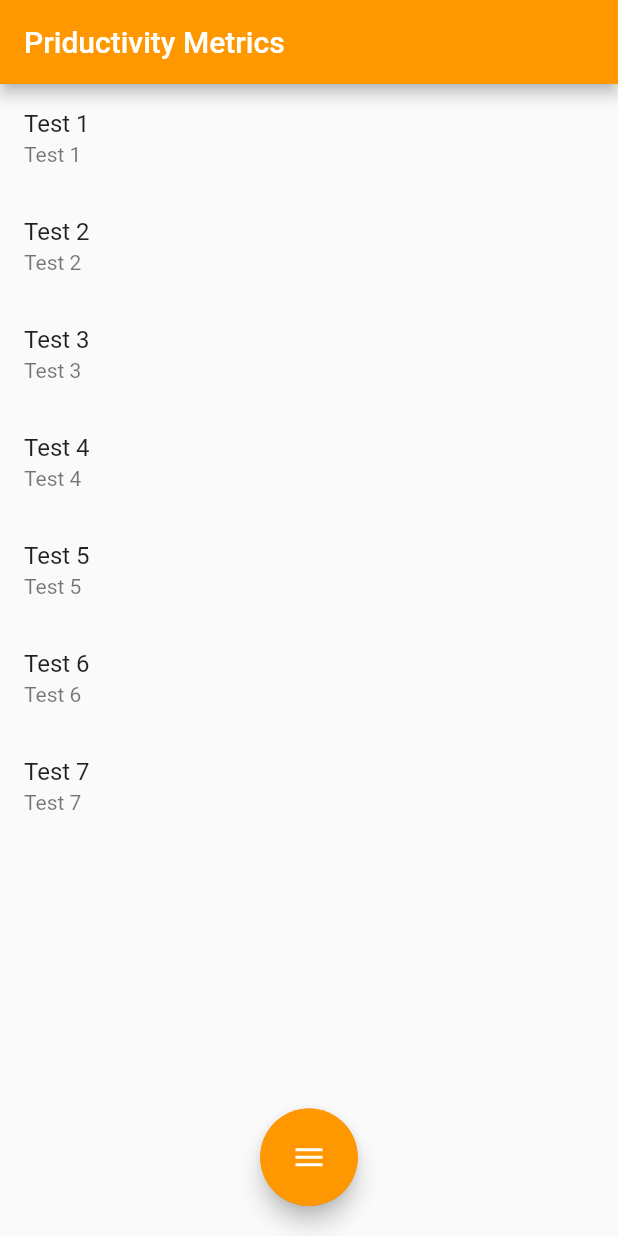
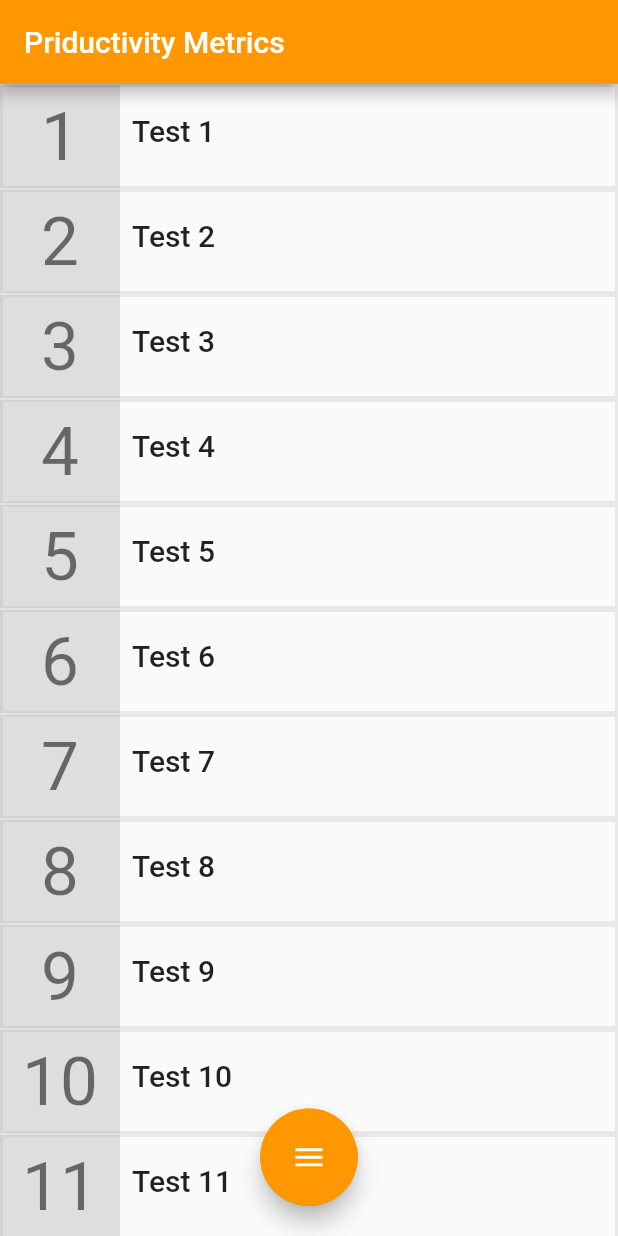
Before and after one commit to ibrahimHeritch/productivityApp, a Flutter app: the screen it shows after launch, on a phone screen of 412 x 824 dp. Run offline on Flutter 3.47's test engine with Material 2 defaults, Android fonts, the phone set to English and light mode, and no system bars.

Commit message:
worked on ui

```diff
--- /dev/null
+++ b/lib/Widgets/ListTaskWidget.dart
@@ -0,0 +1,181 @@
+import 'package:flutter/material.dart';
+import 'package:productivity_metrics/resources/theme_resourses.dart';
+
+//TODO better constructors
+class ListTaskWidget extends StatefulWidget {
+  void Function() _onClickCompleted;
+  void Function() _onClickDeleted;
+  int _taskCount;
+
+  String _title;
+
+  ListTaskWidget(this._onClickCompleted, this._onClickDeleted,this._taskCount,this._title):super(key:ObjectKey(_title));
+
+  @override
+  State<StatefulWidget> createState() {
+    return new ListTaskWidgetState(_onClickCompleted, _onClickDeleted,_taskCount,_title);
+  }
+}
+
+class ListTaskWidgetState extends State<ListTaskWidget>
+    with SingleTickerProviderStateMixin {
+  AnimationController _animationCont;
+  Animation<double> _animation;
+  bool _isOpen;
+  void Function() _onClickCompleted;
+  void Function() _onClickDeleted;
+  bool get isOpen => _isOpen;
+  int _taskCount;
+  String _title;
+  ListTaskWidgetState(this._onClickCompleted, this._onClickDeleted,this._taskCount,this._title):super();
+
+  @override
+  void initState() {
+    _animationCont =
+        AnimationController(vsync: this, duration: Duration(milliseconds: 500));
+    _animation =
+        CurvedAnimation(parent: _animationCont, curve: Curves.decelerate)
+          ..addListener(() {
+            setState(() {});
+          });
+    _isOpen = false;
+    super.initState();
+  }
+
+  @override
+  void dispose() {
+    _animationCont.dispose();
+    super.dispose();
+  }
+
+  void Open() {
+    if (!_isOpen) {
+      _animationCont.forward();
+      _isOpen = true;
+    }
+  }
+
+  void Close() {
+    if (_isOpen) {
+      _animationCont.reverse();
+      _isOpen = false;
+    }
+  }
+
+  @override
+  Widget build(BuildContext context) {
+    return DecoratedBox(
+      decoration: BoxDecoration(
+          border: Border.all(color: Colors.grey.withOpacity(0.2), width: 2.0)),
+      child: Stack(
+        children: <Widget>[
+          InkWell(
+            onTap: () {
+              if (!_isOpen) {
+                Open();
+              } else {
+                Close();
+              }
+            },
+            child: Row(
+              mainAxisSize: MainAxisSize.min,
+              children: <Widget>[
+                Container(
+                  width: 80.0 +
+                      (_animation.value *
+                          (MediaQuery.of(context).size.width - 80)),
+                  height: 69.0,
+                  color: Colors.grey.withOpacity(0.3),
+                  child: Row(
+                      mainAxisAlignment: MainAxisAlignment.end,
+                      children: <Widget>[
+                        Expanded(
+                          child: Container(
+                            child: FlatButton(
+                                shape: RoundedRectangleBorder(
+                                    borderRadius:
+                                        new BorderRadius.circular(30.0)),
+                                color: Colors.transparent,
+                                child: Text(
+                                  "Delete",
+                                  maxLines: 1,
+                                  style: TextStyle(
+                                      color: ThemeColorProvider
+                                          .of(context)
+                                          .appColors
+                                          .primary,
+                                      fontSize: Theme
+                                          .of(context)
+                                          .textTheme
+                                          .title
+                                          .fontSize),
+                                ),
+                                onPressed: _onClickDeleted),
+                          ),
+                        ),
+                        Expanded(
+                          child: Container(
+                            child: RaisedButton(
+                                shape: new RoundedRectangleBorder(
+                                    borderRadius:
+                                        new BorderRadius.circular(30.0)),
+                                color: ThemeColorProvider
+                                    .of(context)
+                                    .appColors
+                                    .primary,
+                                child: Text(
+                                  "Completed",
+                                  maxLines: 1,
+                                  style: TextStyle(
+                                      color: ThemeColorProvider
+                                          .of(context)
+                                          .appColors
+                                          .secondary,
+                                      fontSize: Theme
+                                          .of(context)
+                                          .textTheme
+                                          .title
+                                          .fontSize),
+                                ),
+                                onPressed: _onClickCompleted),
+                          ),
+                        ),
+
+                        Container(
+                          width: 80.0,
+                          height: 69.0,
+                          child: Center(
+                              child: Text(
+                            "${_taskCount}",
+                            style: Theme.of(context).textTheme.display2,
+                          )),
+                        ),
+                      ]),
+                ),
+                Expanded(
+                  child: Container(
+                    height: 70.0,
+                    child: Padding(
+                        padding: const EdgeInsets.only(left: 8.0, right: 10.0),
+                        child: Column(
+                          mainAxisAlignment: MainAxisAlignment.center,
+                          crossAxisAlignment: CrossAxisAlignment.start,
+                          children: <Widget>[
+                            Padding(
+                              padding: const EdgeInsets.only(bottom: 8.0),
+                              child: Text("${_title}",
+                                  maxLines: 1,
+                                  style: Theme.of(context).textTheme.title),
+                            ),
+                          ],
+                        )),
+                  ),
+                ),
+              ],
+            ),
+          )
+        ],
+      ),
+    );
+  }
+}
--- a/lib/Widgets/TodaysTasks.dart
+++ b/lib/Widgets/TodaysTasks.dart
@@ -1,5 +1,6 @@
 import 'package:flutter/cupertino.dart';
 import 'package:flutter/material.dart';
+import 'package:productivity_metrics/Widgets/ListTaskWidget.dart';
 import 'package:productivity_metrics/Widgets/RotaryAnimatedNavigator.dart';
 import 'package:productivity_metrics/Widgets/Settings.dart';
 import 'package:productivity_metrics/resources/theme_resourses.dart';
@@ -12,18 +13,31 @@ return _TodaysTasksState();
 }
 
 class _TodaysTasksState extends State<TodaysTasks> {
-  List<String> Tasks = [
+  int _taskCount;
+  List<String> Tasks ;
+
+  @override
+  void initState() {
+    Tasks= [
       "Test 1",
       "Test 2",
       "Test 3",
       "Test 4",
       "Test 5",
       "Test 6",
-    "Test 7"
+      "Test 7",
+      "Test 8",
+      "Test 9",
+      "Test 10",
+      "Test 11",
+      "Test 12",
+      "Test 13"
     ];
+  }
 
   @override
   Widget build(BuildContext context) {
+    _taskCount=0;
     return new Scaffold(
       appBar: new AppBar(
         title: new Text("Priductivity Metrics",
@@ -42,17 +56,14 @@ class _TodaysTasksState extends State<TodaysTasks> {
       ),
     );
   }
+  void remove(String task){
 
+    setState(() {
+      Tasks.remove(task);
+    });
+  }
   Widget _buildTaskWidget(String task) {
-    return ListTile(
-      title: Text(task),
-      subtitle: Text(task),
-      onTap: () {
-        Navigator.push(
-          context,
-          MaterialPageRoute(builder: (context) => Settings()),
-        );
-      },
-    );
+    _taskCount++;
+    return ListTaskWidget((){print("completed");},(){print("deleted");remove(task);},_taskCount,task);
   }
 }
--- /dev/null
+++ b/lib/Widgets/log_in.dart
@@ -0,0 +1 @@
+//C3:32:1E:79:21:CE:06:5A:DC:56:C0:24:15:4C:08:EE:A0:26:BE:0C
--- a/lib/main.dart
+++ b/lib/main.dart
@@ -1,3 +1,7 @@
+import 'dart:async';
+//import 'package:firebase_auth/firebase_auth.dart';
+//import 'package:google_sign_in/google_sign_in.dart';
+
 import 'package:flutter/material.dart';
 import 'package:productivity_metrics/Widgets/TodaysTasks.dart';
 
--- a/lib/resources/theme_resourses.dart
+++ b/lib/resources/theme_resourses.dart
@@ -11,7 +11,6 @@ then use the appTheme setter to set theme during runtime
 final GlobalKey _themeGlobalKey = new GlobalKey();
 
 class AppColorTheme extends StatefulWidget {
-
   final Widget child;
 
   AppColorTheme({
@@ -23,18 +22,15 @@ class AppColorTheme extends StatefulWidget {
 }
 
 class AppThemeState extends State<AppColorTheme> {
-
   ThemeData _theme = ThemeData(primarySwatch: Colors.orange);
 
   set theme(ThemeData value) {
     setState(() {
       _theme = value;
     });
-
-
   }
 
-  AppColors _appColors=AppColors();
+  AppColors _appColors = AppColors();
 
   ThemeData get theme => _theme;
 
@@ -43,7 +39,7 @@ class AppThemeState extends State<AppColorTheme> {
     return new ThemeColorProvider(
       appThemeKey: _themeGlobalKey,
       theme: _theme,
-      appColors:_appColors,
+      appColors: _appColors,
       child: new Theme(
         data: _theme,
         child: widget.child,
@@ -53,100 +49,92 @@ class AppThemeState extends State<AppColorTheme> {
 }
 
 class ThemeColorProvider extends InheritedWidget {
-
-
   static ThemeColorProvider of(BuildContext context) {
     return context.inheritFromWidgetOfExactType(ThemeColorProvider);
   }
+
   final AppColors appColors;
   final ThemeData theme;
   final GlobalKey _appThemeKey;
 
-  ThemeColorProvider({
-    this.appColors,
-    appThemeKey,
-    this.theme,
-    child
-  }) : _appThemeKey = appThemeKey, super(child: child);
+  ThemeColorProvider({this.appColors, appThemeKey, this.theme, child})
+      : _appThemeKey = appThemeKey,
+        super(child: child);
 //magic happens here
   set appTheme(UIColorSchemes theme) {
-
     switch (theme) {
       case UIColorSchemes.dark:
         (_appThemeKey.currentState as AppThemeState)?.theme = ThemeData.dark();
         break;
       case UIColorSchemes.green:
-        (_appThemeKey.currentState as AppThemeState)?.theme = ThemeData(primarySwatch: Colors.green);
+        (_appThemeKey.currentState as AppThemeState)?.theme =
+            ThemeData(primarySwatch: Colors.green);
         break;
       case UIColorSchemes.blue:
-        (_appThemeKey.currentState as AppThemeState)?.theme = ThemeData(primarySwatch: Colors.blue);
+        (_appThemeKey.currentState as AppThemeState)?.theme =
+            ThemeData(primarySwatch: Colors.blue);
         break;
       case UIColorSchemes.red:
-        (_appThemeKey.currentState as AppThemeState)?.theme = ThemeData(primarySwatch: Colors.red);
+        (_appThemeKey.currentState as AppThemeState)?.theme =
+            ThemeData(primarySwatch: Colors.red);
         break;
       default:
-        (_appThemeKey.currentState as AppThemeState)?.theme = ThemeData(primarySwatch: Colors.orange);
+        (_appThemeKey.currentState as AppThemeState)?.theme =
+            ThemeData(primarySwatch: Colors.orange);
         break;
     }
   }
 
   @override
   bool updateShouldNotify(ThemeColorProvider old) {
-    return old.theme!=theme||
-        old.appColors.primary!=appColors.primary||
-        old.appColors.secondary!=appColors.secondary;
+    return old.theme != theme ||
+        old.appColors.primary != appColors.primary ||
+        old.appColors.secondary != appColors.secondary;
   }
+}
 
-}
-class AppColors{
+class AppColors {
   //used for text icons
-  Color _secondary=Colors.white;
+  Color _secondary = Colors.white;
   Color get secondary => _secondary;
 
-   //used for button backgrounds
-  Color _primary=Colors.orange;
+  //used for button backgrounds
+  Color _primary = Colors.orange;
   Color get primary => _primary;
 
   //used for the background of the rotary Navigator
-  Color _primaryOpace=Colors.orange.withOpacity(0.5);
+  Color _primaryOpace = Colors.orange.withOpacity(0.5);
   Color get primaryOpace => _primaryOpace;
 
-  UIColorSchemes currentTheme=UIColorSchemes.orange;
+  UIColorSchemes currentTheme = UIColorSchemes.orange;
 
-  initalizeColors({@required UIColorSchemes scheme=UIColorSchemes.orange}){
-    currentTheme=scheme;
-    if(scheme==UIColorSchemes.orange){
-      _primaryOpace=Colors.orange.withOpacity(0.4);
-      _primary=Colors.orange;
-      _secondary=Colors.white;
-    }else if(scheme==UIColorSchemes.dark){
-      _primaryOpace=Color.fromRGBO(Colors.black.red,Colors.black.green,Colors.black.blue, 0.4);
-      _primary=Colors.black87;
-      _secondary=Colors.orange;
-    }else if(scheme==UIColorSchemes.blue){
-      _primaryOpace=Color.fromRGBO(Colors.blue.red,Colors.blue.green,Colors.blue.blue, 0.4);
-      _primary=Colors.blue;
-      _secondary=Colors.white;
-    }else if(scheme==UIColorSchemes.green){
-      _primaryOpace=Color.fromRGBO(Colors.green.red,Colors.green.green,Colors.green.blue, 0.4);//TODO fix this embarassment
-      _primary=Colors.green;
-      _secondary=Colors.white;
-    }else if(scheme==UIColorSchemes.red){
-      _primaryOpace=Colors.red.withOpacity(0.4);//TODO fix this embarassment
-      _primary=Colors.red;
-      _secondary=Colors.white;
+  initalizeColors({@required UIColorSchemes scheme = UIColorSchemes.orange}) {
+    currentTheme = scheme;
+    if (scheme == UIColorSchemes.orange) {
+      _primaryOpace = Colors.orange.withOpacity(0.4);
+      _primary = Colors.orange;
+      _secondary = Colors.white;
+    } else if (scheme == UIColorSchemes.dark) {
+      _primaryOpace = Color.fromRGBO(
+          Colors.black.red, Colors.black.green, Colors.black.blue, 0.4);
+      _primary = Colors.black87;
+      _secondary = Colors.orange;
+    } else if (scheme == UIColorSchemes.blue) {
+      _primaryOpace = Color.fromRGBO(
+          Colors.blue.red, Colors.blue.green, Colors.blue.blue, 0.4);
+      _primary = Colors.blue;
+      _secondary = Colors.white;
+    } else if (scheme == UIColorSchemes.green) {
+      _primaryOpace = Color.fromRGBO(Colors.green.red, Colors.green.green,
+          Colors.green.blue, 0.4); //TODO fix this embarassment
+      _primary = Colors.green;
+      _secondary = Colors.white;
+    } else if (scheme == UIColorSchemes.red) {
+      _primaryOpace = Colors.red.withOpacity(0.4);
+      _primary = Colors.red;
+      _secondary = Colors.white;
     }
+  }
+}
 
-  }
-
-
-
-
-}
-enum UIColorSchemes{
-  orange,
-  dark,
-  blue,
-  green,
-  red
-}
+enum UIColorSchemes { orange, dark, blue, green, red }
--- a/pubspec.yaml
+++ b/pubspec.yaml
@@ -4,7 +4,8 @@ description: A app to meassure your productivity
 dependencies:
   flutter:
     sdk: flutter
-
+  #google_sign_in: any
+  #firebase_auth: any
   # The following adds the Cupertino Icons font to your application.
   # Use with the CupertinoIcons class for iOS style icons.
   cupertino_icons: ^0.1.2
```
Also changed, not shown: lib/Widgets/RotaryAnimatedNavigator.dart (+53 -74 lines), lib/Widgets/Settings.dart (+87 -45 lines), 3 other files. Lines whose indentation alone changed are shown as unchanged.
